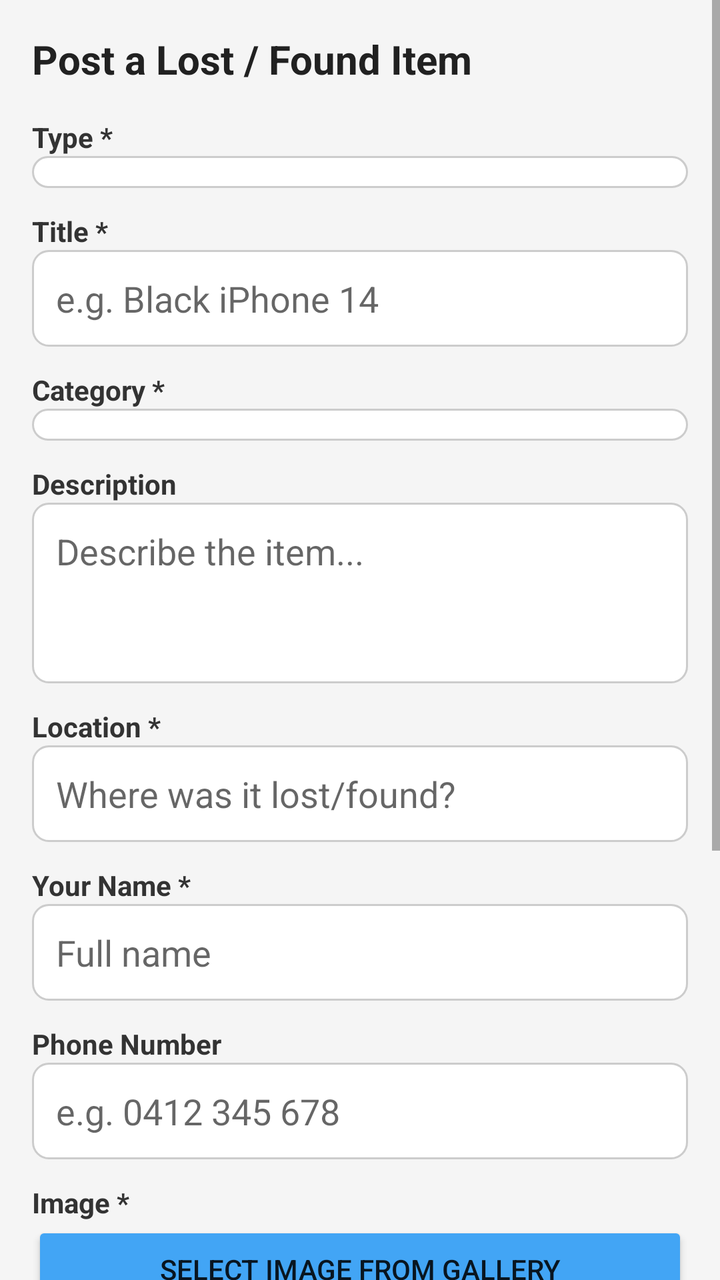
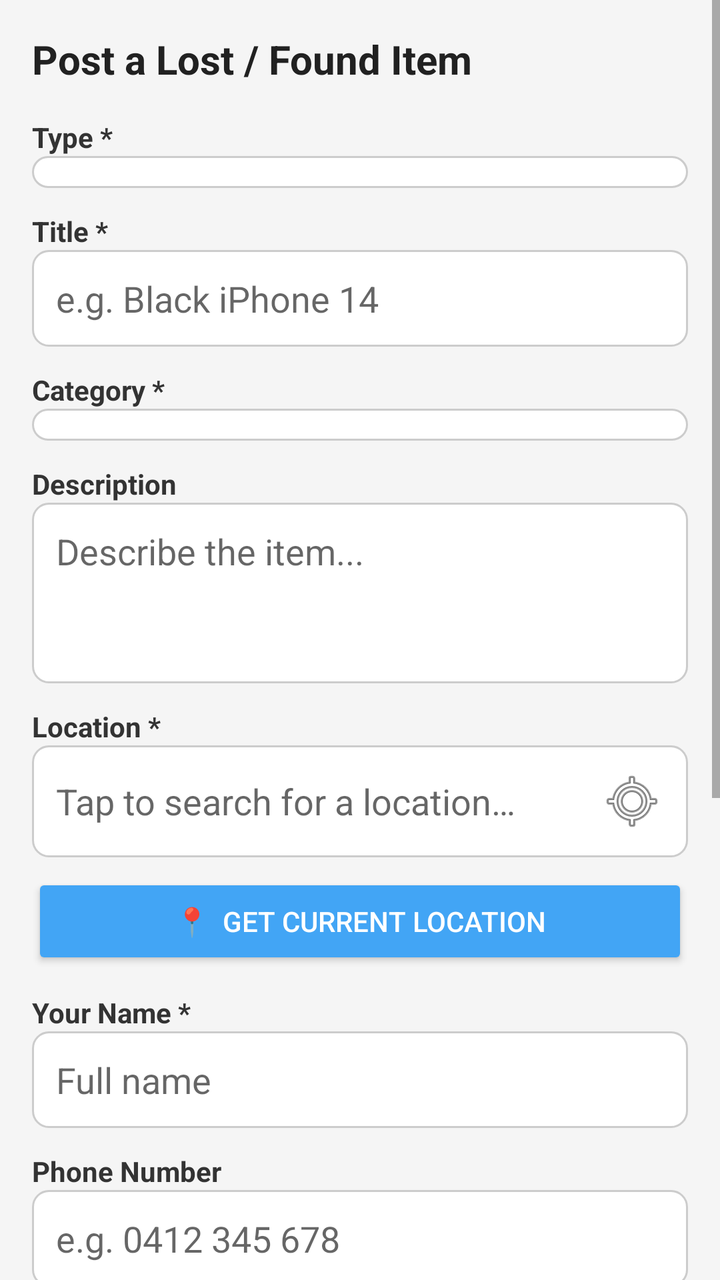

An Android layout rendered at two revisions. The XML below is the earlier revision; the diff shows what the commit changed to produce the second picture.
<!-- AndroidManifest.xml: application theme Theme.LostAndFound -->
<!-- res/layout/activity_add_item.xml -->
<?xml version="1.0" encoding="utf-8"?>
<ScrollView
    xmlns:android="http://schemas.android.com/apk/res/android"
    android:layout_width="match_parent"
    android:layout_height="match_parent"
    android:background="#F5F5F5">

    <LinearLayout
        android:layout_width="match_parent"
        android:layout_height="wrap_content"
        android:orientation="vertical"
        android:padding="16dp">

        <TextView
            android:layout_width="match_parent"
            android:layout_height="wrap_content"
            android:text="Post a Lost / Found Item"
            android:textSize="20sp"
            android:textStyle="bold"
            android:textColor="#212121"
            android:layout_marginBottom="16dp"/>


        <TextView android:layout_width="match_parent" android:layout_height="wrap_content"
            android:text="Type *" android:textStyle="bold" android:textColor="#333"/>
        <Spinner
            android:id="@+id/spinnerType"
            android:layout_width="match_parent"
            android:layout_height="wrap_content"
            android:layout_marginBottom="12dp"
            android:background="@drawable/rounded_input"
            android:padding="8dp"/>


        <TextView android:layout_width="match_parent" android:layout_height="wrap_content"
            android:text="Title *" android:textStyle="bold" android:textColor="#333"/>
        <EditText
            android:id="@+id/etTitle"
            android:layout_width="match_parent"
            android:layout_height="wrap_content"
            android:hint="e.g. Black iPhone 14"
            android:background="@drawable/rounded_input"
            android:padding="12dp"
            android:layout_marginBottom="12dp"/>


        <TextView android:layout_width="match_parent" android:layout_height="wrap_content"
            android:text="Category *" android:textStyle="bold" android:textColor="#333"/>
        <Spinner
            android:id="@+id/spinnerCategory"
            android:layout_width="match_parent"
            android:layout_height="wrap_content"
            android:layout_marginBottom="12dp"
            android:background="@drawable/rounded_input"
            android:padding="8dp"/>


        <TextView android:layout_width="match_parent" android:layout_height="wrap_content"
            android:text="Description" android:textStyle="bold" android:textColor="#333"/>
        <EditText
            android:id="@+id/etDescription"
            android:layout_width="match_parent"
            android:layout_height="wrap_content"
            android:hint="Describe the item..."
            android:background="@drawable/rounded_input"
            android:padding="12dp"
            android:lines="3"
            android:gravity="top"
            android:inputType="textMultiLine"
            android:layout_marginBottom="12dp"/>


        <TextView android:layout_width="match_parent" android:layout_height="wrap_content"
            android:text="Location *" android:textStyle="bold" android:textColor="#333"/>
        <EditText
            android:id="@+id/etLocation"
            android:layout_width="match_parent"
            android:layout_height="wrap_content"
            android:hint="Where was it lost/found?"
            android:background="@drawable/rounded_input"
            android:padding="12dp"
            android:layout_marginBottom="12dp"/>

        <TextView android:layout_width="match_parent" android:layout_height="wrap_content"
            android:text="Your Name *" android:textStyle="bold" android:textColor="#333"/>
        <EditText
            android:id="@+id/etContactName"
            android:layout_width="match_parent"
            android:layout_height="wrap_content"
            android:hint="Full name"
            android:background="@drawable/rounded_input"
            android:padding="12dp"
            android:layout_marginBottom="12dp"/>


        <TextView android:layout_width="match_parent" android:layout_height="wrap_content"
            android:text="Phone Number" android:textStyle="bold" android:textColor="#333"/>
        <EditText
            android:id="@+id/etContactPhone"
            android:layout_width="match_parent"
            android:layout_height="wrap_content"
            android:hint="e.g. 0412 345 678"
            android:background="@drawable/rounded_input"
            android:padding="12dp"
            android:inputType="phone"
            android:layout_marginBottom="12dp"/>


        <TextView android:layout_width="match_parent" android:layout_height="wrap_content"
            android:text="Image *" android:textStyle="bold" android:textColor="#333"/>
        <Button
            android:id="@+id/btnPickImage"
            android:layout_width="match_parent"
            android:layout_height="wrap_content"
            android:text="Select Image from Gallery"
            android:backgroundTint="@color/colorPrimaryLight"
            android:layout_marginBottom="8dp"/>
        <ImageView
            android:id="@+id/ivPreview"
            android:layout_width="match_parent"
            android:layout_height="200dp"
            android:scaleType="centerCrop"
            android:background="#E0E0E0"
            android:src="@drawable/ic_image_placeholder"
            android:layout_marginBottom="16dp"/>


        <Button
            android:id="@+id/btnSubmit"
            android:layout_width="match_parent"
            android:layout_height="wrap_content"
            android:text="Post Item"
            android:backgroundTint="@color/colorPrimary"
            android:textColor="#FFFFFF"
            android:layout_marginBottom="16dp"/>

    </LinearLayout>
</ScrollView>
<!-- resources referenced by this layout -->
<resources>
  <color name="colorPrimary">#1565C0</color>
  <color name="colorPrimaryLight">#42A5F5</color>
  <!-- drawable ic_image_placeholder (drawable) -->
  <?xml version="1.0" encoding="utf-8"?>
  <vector xmlns:android="http://schemas.android.com/apk/res/android"
      android:width="96dp"
      android:height="96dp"
      android:viewportWidth="24"
      android:viewportHeight="24">
      <path
          android:fillColor="#AAAAAA"
          android:pathData="M21,19V5c0,-1.1-0.9,-2-2,-2H5c-1.1,0-2,0.9-2,2v14c0,1.1,0.9,2,2,2h14c1.1,0,2,-0.9,2,-2zM8.5,13.5l2.5,3.01L14.5,12l4.5,6H5l3.5,-4.5z"/>
  </vector>
  <!-- drawable rounded_input (drawable) -->
  <?xml version="1.0" encoding="utf-8"?>
  <shape xmlns:android="http://schemas.android.com/apk/res/android"
      android:shape="rectangle">
      <solid android:color="#FFFFFF"/>
      <stroke android:width="1dp" android:color="#CCCCCC"/>
      <corners android:radius="8dp"/>
  </shape>
  <style name="Theme.LostAndFound" parent="Theme.MaterialComponents.Light.DarkActionBar">
          <item name="colorPrimary">@color/colorPrimary</item>
          <item name="colorPrimaryDark">@color/colorPrimaryDark</item>
          <item name="colorAccent">@color/colorAccent</item>
      </style>
  <color name="colorPrimaryDark">#0D47A1</color>
  <color name="colorAccent">#FF6F00</color>
</resources>

<!-- the commit's change to res/layout/activity_add_item.xml (unified diff, before → after) -->
@@ -72,13 +72,29 @@
 
         <TextView android:layout_width="match_parent" android:layout_height="wrap_content"
             android:text="Location *" android:textStyle="bold" android:textColor="#333"/>
+
         <EditText
             android:id="@+id/etLocation"
             android:layout_width="match_parent"
             android:layout_height="wrap_content"
-            android:hint="Where was it lost/found?"
+            android:hint="Tap to search for a location…"
             android:background="@drawable/rounded_input"
             android:padding="12dp"
+            android:focusable="false"
+            android:clickable="true"
+            android:cursorVisible="false"
+            android:drawableEnd="@android:drawable/ic_menu_mylocation"
+            android:drawablePadding="8dp"
+            android:layout_marginBottom="8dp"/>
+
+
+        <Button
+            android:id="@+id/btnGetLocation"
+            android:layout_width="match_parent"
+            android:layout_height="wrap_content"
+            android:text="📍  Get Current Location"
+            android:backgroundTint="@color/colorPrimaryLight"
+            android:textColor="#FFFFFF"
             android:layout_marginBottom="12dp"/>
 
         <TextView android:layout_width="match_parent" android:layout_height="wrap_content"
